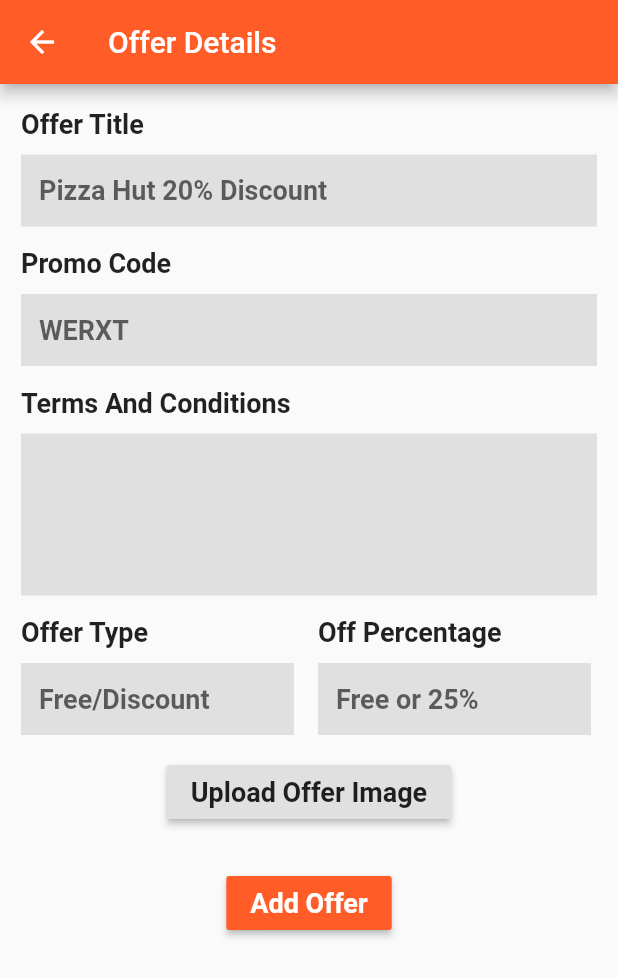
After one commit to imkurmywal/yestolibre_admin, a Flutter app: the AddOffer screen opened directly, on a phone screen of 412 x 824 dp. The commit adds this screen. Shown: the top 977 px of the screen. Run offline on Flutter 3.47's test engine with Material 2 defaults, Android fonts, the phone set to English and light mode, and no system bars; our stand-ins replace carousel_slider, dotted_border, firebase_database, image_picker; accounts and stored records are empty.

Commit message:
add offer and add carousel screen added.

```diff
--- a/lib/main.dart
+++ b/lib/main.dart
@@ -1,4 +1,6 @@
 import 'package:flutter/material.dart';
+import 'package:yestolibre_admin/src/add_carousel.dart';
+import 'package:yestolibre_admin/src/add_offer.dart';
 import 'package:yestolibre_admin/src/add_partner.dart';
 import 'package:yestolibre_admin/src/home_view.dart';
 
@@ -16,7 +18,7 @@ class MyApp extends StatelessWidget {
         accentColor: Color(0xffFF5C27),
         visualDensity: VisualDensity.adaptivePlatformDensity,
       ),
-      home: AddPartner(),
+      home: AddCarousel(),
     );
   }
 }
--- /dev/null
+++ b/lib/src/add_offer.dart
@@ -0,0 +1,197 @@
+import 'dart:io';
+
+import 'package:flutter/material.dart';
+import 'package:image_picker/image_picker.dart';
+
+class AddOffer extends StatefulWidget {
+  @override
+  _AddOfferState createState() => _AddOfferState();
+}
+
+class _AddOfferState extends State<AddOffer> {
+  TextStyle style = TextStyle(fontSize: 18, fontWeight: FontWeight.w600);
+  TextEditingController _offerTitle = new TextEditingController();
+  TextEditingController _code = new TextEditingController();
+  TextEditingController _termsAndConditions = new TextEditingController();
+  TextEditingController _type = new TextEditingController();
+  TextEditingController _offPercent = new TextEditingController();
+  // TextEditingController _contactNumber = new TextEditingController();
+  // TextEditingController _link = new TextEditingController();
+
+  File _image;
+  final picker = ImagePicker();
+
+  Future getImage() async {
+    final pickedFile = await picker.getImage(source: ImageSource.gallery);
+
+    setState(() {
+      _image = File(pickedFile.path);
+    });
+  }
+
+  @override
+  Widget build(BuildContext context) {
+    return Scaffold(
+      appBar: AppBar(
+        title: Text("Offer Details"),
+      ),
+      body: SingleChildScrollView(
+        child: Container(
+          margin: EdgeInsets.fromLTRB(14, 16, 14, 16),
+          child: Column(
+            crossAxisAlignment: CrossAxisAlignment.start,
+            children: [
+              Text(
+                "Offer Title",
+                style: style,
+              ),
+              SizedBox(
+                height: 10,
+              ),
+              TextField(
+                controller: this._offerTitle,
+                style: style,
+                decoration: decoration(hint: "Pizza Hut 20% Discount"),
+              ),
+              SizedBox(
+                height: 14,
+              ),
+              Text(
+                "Promo Code",
+                style: style,
+              ),
+              SizedBox(
+                height: 10,
+              ),
+              TextField(
+                controller: this._code,
+                style: style,
+                decoration: decoration(hint: "WERXT"),
+              ),
+              SizedBox(
+                height: 14,
+              ),
+              Text(
+                "Terms And Conditions",
+                style: style,
+              ),
+              SizedBox(
+                height: 10,
+              ),
+              TextField(
+                maxLines: 4,
+                controller: this._termsAndConditions,
+                style: style,
+                decoration: decoration(hint: ""),
+              ),
+              SizedBox(
+                height: 14,
+              ),
+              Container(
+                width: MediaQuery.of(context).size.width - 32,
+                child: Row(
+                  children: [
+                    Expanded(
+                      child: Column(
+                        crossAxisAlignment: CrossAxisAlignment.start,
+                        children: [
+                          Text(
+                            "Offer Type",
+                            style: style,
+                          ),
+                          SizedBox(
+                            height: 10,
+                          ),
+                          TextField(
+                            controller: this._type,
+                            style: style,
+                            decoration: decoration(hint: "Free/Discount"),
+                          )
+                        ],
+                      ),
+                    ),
+                    SizedBox(
+                      width: 16,
+                    ),
+                    Expanded(
+                      child: Column(
+                        crossAxisAlignment: CrossAxisAlignment.start,
+                        children: [
+                          Text(
+                            "Off Percentage",
+                            style: style,
+                          ),
+                          SizedBox(
+                            height: 10,
+                          ),
+                          TextField(
+                            controller: this._offPercent,
+                            style: style,
+                            decoration: decoration(hint: "Free or 25%"),
+                          )
+                        ],
+                      ),
+                    ),
+                  ],
+                ),
+              ),
+              SizedBox(
+                height: 14,
+              ),
+              Row(
+                mainAxisAlignment: MainAxisAlignment.center,
+                children: [
+                  RaisedButton(
+                    child: Text(
+                      "Upload Offer Image",
+                      style: style,
+                    ),
+                    onPressed: () {
+                      getImage();
+                    },
+                  )
+                ],
+              ),
+              SizedBox(
+                height: 10,
+              ),
+              _image != null
+                  ? FittedBox(
+                      child: Image.file(_image),
+                      fit: BoxFit.contain,
+                    )
+                  : Text(""),
+              Row(
+                mainAxisAlignment: MainAxisAlignment.center,
+                children: [
+                  ButtonTheme(
+                    child: RaisedButton(
+                      color: Theme.of(context).primaryColor,
+                      child: Text(
+                        "Add Offer",
+                        style: TextStyle(
+                            fontSize: 18,
+                            fontWeight: FontWeight.w700,
+                            color: Colors.white),
+                      ),
+                      onPressed: () {},
+                    ),
+                  )
+                ],
+              ),
+            ],
+          ),
+        ),
+      ),
+    );
+  }
+
+  InputDecoration decoration({String hint}) {
+    return InputDecoration(
+      filled: true,
+      fillColor: Colors.grey[300],
+      hintText: hint,
+      border: InputBorder.none,
+    );
+  }
+}
--- a/pubspec.yaml
+++ b/pubspec.yaml
@@ -34,6 +34,7 @@ dependencies:
   firebase_database: ^3.1.5
   url_launcher: 5.2.7
   image_picker: ^0.6.7
+  adaptive_dialog: ^0.6.4
 
 dev_dependencies:
   flutter_test:
```
Also changed, not shown: lib/src/add_carousel.dart (added, +89 -0 lines), pubspec.lock.
